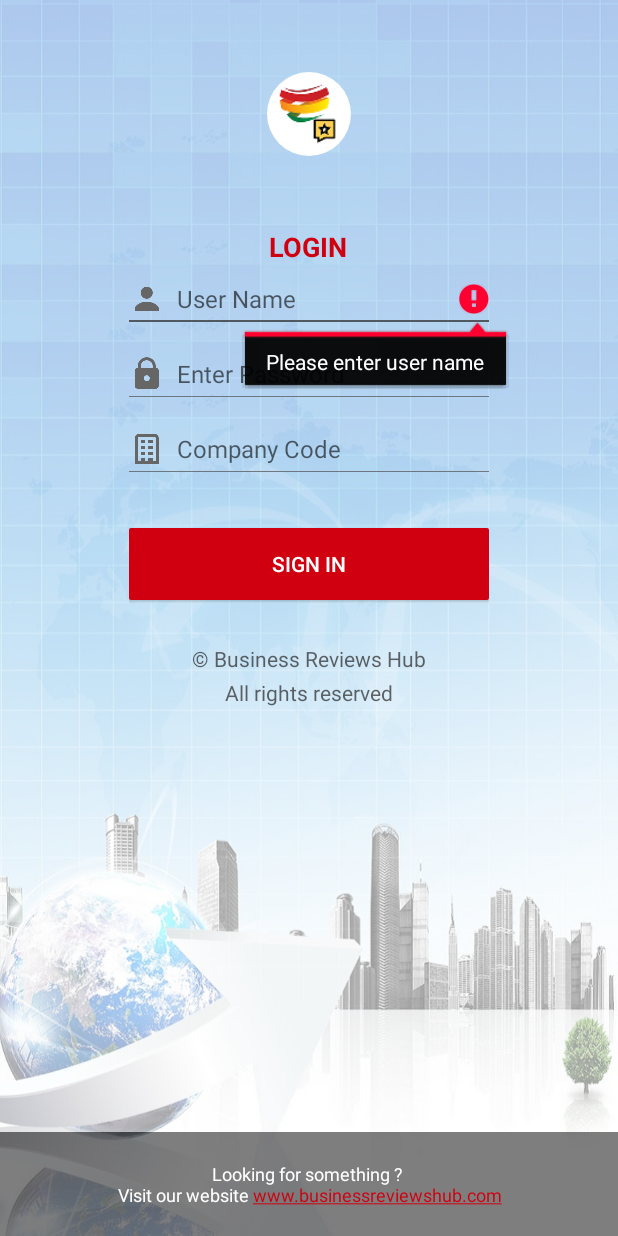
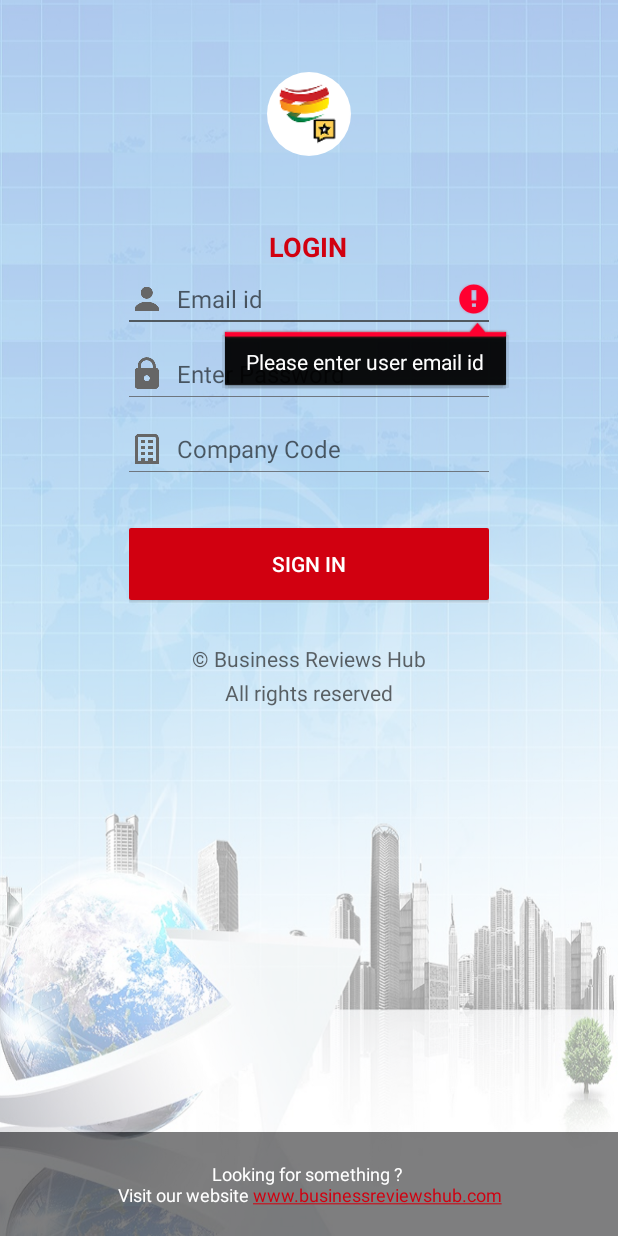
Before and after one commit to Vibeosys/brh-android, an Android app: the screen it shows after launch (LoginActivity), after a tap on "SIGN IN", on a phone screen of 412 x 824 dp. Run offline under Robolectric (Android 15) with nearby library versions, the phone set to English and light mode, and no system bars; our stand-ins replace CircleImageView, Volley; libraries missing offline, so code that uses them is left out: com.yalantis.ucrop; pictures from the network do not load; 3 statements that could not run were skipped.

Commit message:
changes in login screen
changes in login screen

```diff
--- a/BusinessReviewsHub/app/build.gradle
+++ b/BusinessReviewsHub/app/build.gradle
@@ -7,7 +7,7 @@ android {
         applicationId "com.businessreviewshub"
         minSdkVersion 19
         targetSdkVersion 25
-        versionCode 3
+        versionCode 4
         versionName "1.0"
     }
     buildTypes {
--- a/BusinessReviewsHub/app/src/main/res/values/strings.xml
+++ b/BusinessReviewsHub/app/src/main/res/values/strings.xml
@@ -17,7 +17,7 @@
     <!-- Login Activity-->
     <string name="str_login_activity">Login</string>
     <string name="str_btn_login">LOGIN</string>
-    <string name="str_hint_username">User Name</string>
+    <string name="str_hint_username">Email id</string>
     <string name="str_btn_sign_in">Sign In</string>
     <string name="str_hint_select_company">Company Code</string>
     <string name="str_btn_send_sms">Send Sms</string>
@@ -56,8 +56,8 @@
     <string name="permission_write_storage_rationale">Storage write permission is needed to save the image.</string>
 
     <string name="str_no_internet">Internet connection is not available</string>
-    <string name="str_user_name">Please enter user name</string>
-    <string name="str_user_invalid">Invalid user name</string>
+    <string name="str_user_name">Please enter user email id</string>
+    <string name="str_user_invalid">Invalid email id</string>
     <string name="str_user_pwd">Please enter your password</string>
     <string name="str_company_code">Please enter your company code</string>
     <string name="str_pro_user">Please enter your name</string>
@@ -67,6 +67,4 @@
     <string name="str_sms_cust_ph">Please Enter Phone no</string>
 
 
-
-
 </resources>
```
